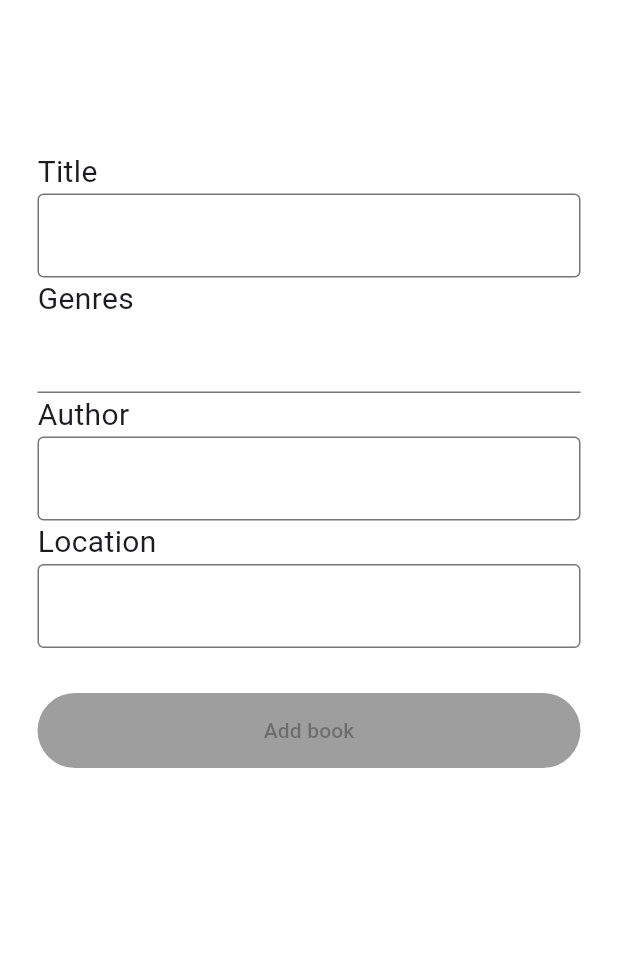
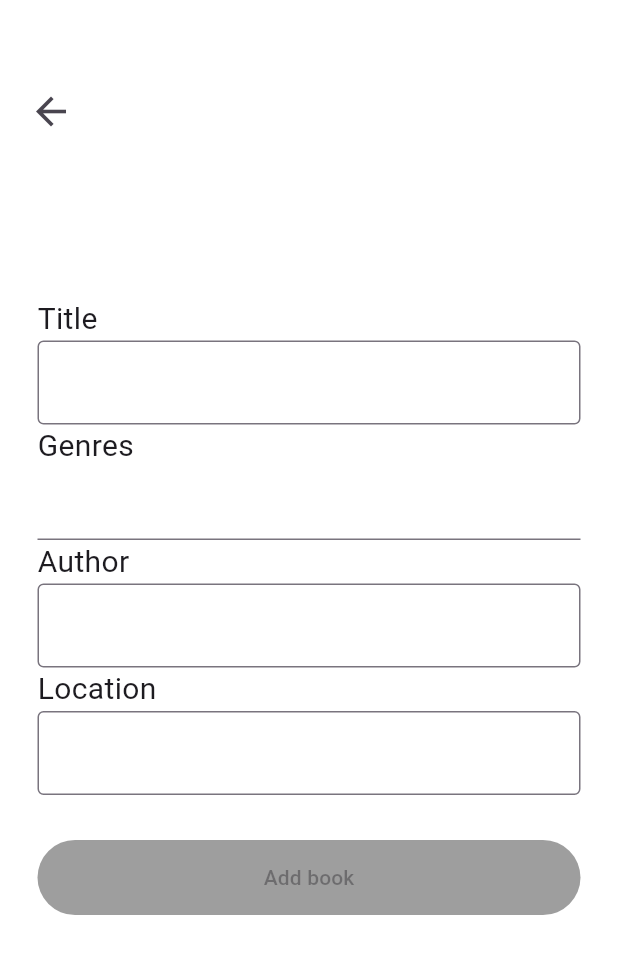
Before and after one commit to odracir04/lend-and-rent, a Flutter app: the MenuNavBarController screen opened directly with empty values, after a tap on the "add" icon, on a phone screen of 412 x 824 dp. Shown: the top 954 px of the screen. Run offline on Flutter 3.47's test engine with Material 3 defaults, Android fonts, the phone set to English and light mode, and no system bars; our stand-ins replace cloud_firestore, dot_navigation_bar, firebase_auth, firebase_core, font_awesome_flutter, google_nav_bar; accounts and stored records are empty.

Commit message:
AddBookPage now scrollable when keyboard is open and successfully added book message correctly displayed

```diff
--- a/app_prototype/lib/navigation_bar.dart
+++ b/app_prototype/lib/navigation_bar.dart
@@ -93,8 +93,9 @@ class _MenuBarNavState extends State<MenuNavBarController> {
                 ),
                 child: IconButton(
                   icon: Icon(Icons.add, color: Colors.black,),
-                  onPressed: (){Navigator.push(context, MaterialPageRoute(builder: (context) => AddBookPage()))
-                    .then((value) {
+                  onPressed: () async {
+                    final result = await Navigator.push(context, MaterialPageRoute(builder: (context) => AddBookPage()));
+                    if (context.mounted && "addedBook" == result) {
                       setState(() {
                         addedBook = true;
                       });
@@ -103,10 +104,9 @@ class _MenuBarNavState extends State<MenuNavBarController> {
                           addedBook = false;
                         });
                       });
-                    });
-                  }
-                ),
-              )
+                    }
+                  })
+              ),
           ),
           if (addedBook) Positioned(
               top: 100,
@@ -121,6 +121,7 @@ class _MenuBarNavState extends State<MenuNavBarController> {
                 child: const Row(
                     crossAxisAlignment: CrossAxisAlignment.center,
                     children: [
+                      Icon(Icons.check, color: Colors.white),
                       Text(
                         'Book added successfully',
                         style: TextStyle(fontSize: 20, color: Colors.white),
--- a/app_prototype/lib/pages/add_book_page.dart
+++ b/app_prototype/lib/pages/add_book_page.dart
@@ -36,21 +36,36 @@ class AddBookPageState extends State<AddBookPage> {
       "genres": genresSelected,
     };
     db.collection('books').doc().set(book);
-    Navigator.pop(context);
+    Navigator.pop(context, "addedBook");
   }
 
   @override
   Widget build(BuildContext context) {
     return Scaffold(
-        resizeToAvoidBottomInset : false,
-        body: Padding(
-          padding: const EdgeInsets.only(
-            top: 100,
+        resizeToAvoidBottomInset: true,
+        body: SingleChildScrollView(
+          child: Column(
+            children: [
+              const SizedBox(height: 50),
+              Row(
+                  crossAxisAlignment: CrossAxisAlignment.start,
+                  children: [
+                    const SizedBox(width: 10),
+                    IconButton(
+                        onPressed: () {Navigator.pop(context);},
+                        icon: const Icon(Icons.arrow_back, size: 30,)
+                    )
+                  ]
+              ),
+              Padding(
+                padding: EdgeInsets.only(
                     left: 25,
-            right: 25
+                    right: 25,
+                    bottom: MediaQuery.of(context).viewInsets.bottom
                 ),
                 child: Column(
                   children: [
+                    const SizedBox(height: 100,),
                     const Row(
                         crossAxisAlignment: CrossAxisAlignment.start,
                         children: [
@@ -131,7 +146,7 @@ class AddBookPageState extends State<AddBookPage> {
                           border: OutlineInputBorder(),
                         ),
                         onChanged: (String string){location = string;},
-                textInputAction: TextInputAction.done
+                        textInputAction: TextInputAction.done,
                     ),
                     const SizedBox(height: 30),
                     SizedBox(
@@ -159,6 +174,9 @@ class AddBookPageState extends State<AddBookPage> {
                   ],
                 ),
               )
+            ],
+          )
+        )
     );
   }
 }
```
Lines whose indentation alone changed are shown as unchanged.
